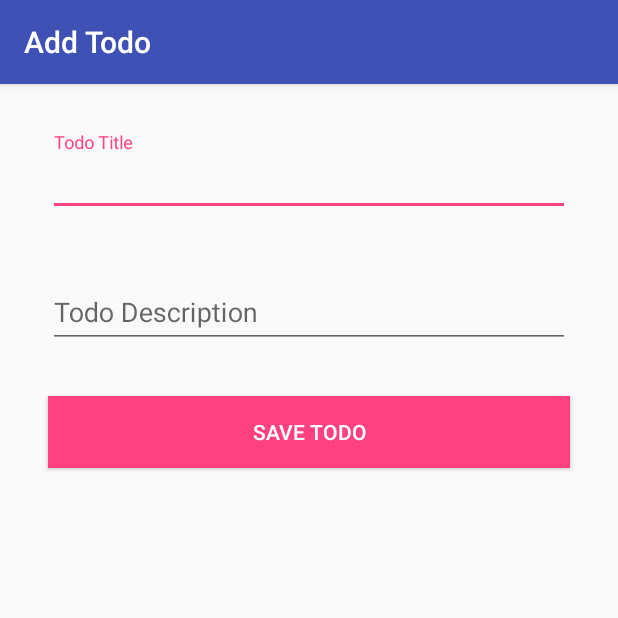
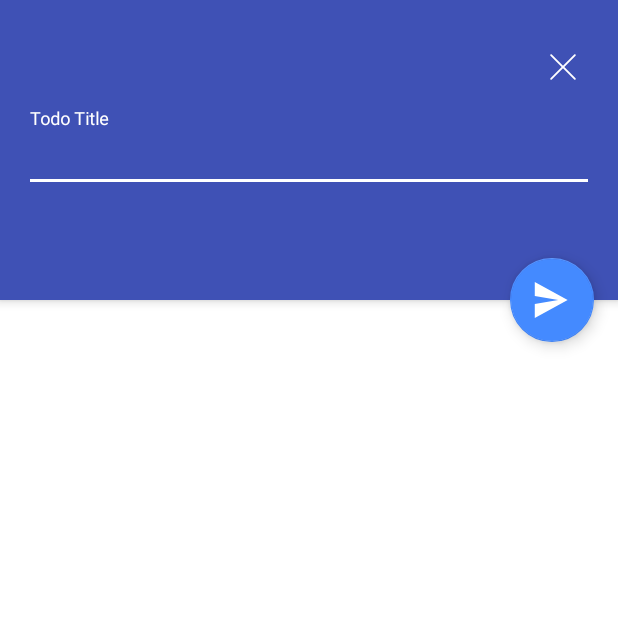
Before and after one commit to NULLPointerGuy/MVP_Dagger2_Retrofit, an Android app: the AddTodoActivity screen opened directly, with no data from a screen before it, on a phone screen of 412 x 824 dp, the top half of it. Run offline under Robolectric (Android 15) with nearby library versions, the phone set to English and light mode, and no system bars; our stand-ins replace ButterKnife, Dagger/Hilt's generated code; libraries missing offline, so code that uses them is left out: io.realm.

Commit message:
Add Todo Screen changes

```diff
--- a/app/src/main/AndroidManifest.xml
+++ b/app/src/main/AndroidManifest.xml
@@ -29,7 +29,7 @@
         </activity>
         <activity
                 android:name=".Screens.AddTodo.AddTodoActivity"
-                android:label="@string/add_todo"/>
+                android:theme="@style/AppTheme.NoActionBar"/>
     </application>
 
 </manifest>
--- a/app/src/main/java/com/karthik/todo/Screens/AddTodo/AddTodoActivity.java
+++ b/app/src/main/java/com/karthik/todo/Screens/AddTodo/AddTodoActivity.java
@@ -2,6 +2,7 @@ package com.karthik.todo.Screens.AddTodo;
 
 import android.os.Bundle;
 import android.support.annotation.Nullable;
+import android.support.design.widget.Snackbar;
 import android.support.design.widget.TextInputEditText;
 import android.support.v7.app.AppCompatActivity;
 import android.widget.Toast;
@@ -28,8 +29,7 @@ public class AddTodoActivity extends AppCompatActivity
 
     @BindView(R.id.todotitle)
     TextInputEditText todoTitle;
-    @BindView(R.id.tododescription)
-    TextInputEditText todoDescription;
+
 
     @Inject
     AddTodoPresenterContract presenter;
@@ -46,9 +46,14 @@ public class AddTodoActivity extends AppCompatActivity
         addTodoComponent.inject(this);
     }
 
-    @OnClick(R.id.save)
+    @OnClick(R.id.save_fab)
     public void saveTodo(){
         presenter.saveTodo();
+    }
+
+    @OnClick(R.id.cross_button)
+    public void crossClicked(){
+        finish();
     }
 
     @Override
@@ -59,36 +64,15 @@ public class AddTodoActivity extends AppCompatActivity
     }
 
     @Override
-    public boolean isTodoValidDetail() {
-        todoDescription.setError(null);
-        return todoDescription.getText()!=null
-                && !(todoDescription.getText().toString().trim().isEmpty());
-    }
-
-    @Override
     public void showAppropriateError() {
         if(todoTitle.getText().toString().trim().isEmpty()){
             todoTitle.setError(getString(R.string.todo_title_error));
         }
-
-        if(todoDescription.getText().toString().trim().isEmpty()){
-            todoDescription.setError(getString(R.string.todo_description_error));
-        }
-    }
-
-    @Override
-    public AddTodoComponent getAddTodoComponent() {
-        return addTodoComponent;
     }
 
     @Override
     public String getTodoTitle() {
         return todoTitle.getText().toString();
-    }
-
-    @Override
-    public String getTodoDesc() {
-        return todoDescription.getText().toString();
     }
 
     @Override
@@ -101,7 +85,6 @@ public class AddTodoActivity extends AppCompatActivity
     @Override
     protected void onDestroy() {
         super.onDestroy();
-        //clean up resources.
         presenter.closeDb();
         addTodoComponent = null;
     }
--- a/app/src/main/java/com/karthik/todo/Screens/AddTodo/MVP/AddTodoPresenter.java
+++ b/app/src/main/java/com/karthik/todo/Screens/AddTodo/MVP/AddTodoPresenter.java
@@ -21,10 +21,9 @@ public class AddTodoPresenter implements AddTodoPresenterContract {
 
     @Override
     public void saveTodo() {
-        if(view.isTodoValidTitle() && view.isTodoValidDetail()){
+        if(view.isTodoValidTitle()){
             Todo todo = new Todo();
             todo.setTodoTitle(view.getTodoTitle());
-            todo.setTodoDesc(view.getTodoDesc());
             dbhander.saveTodo(todo);
             view.showSaveSuccessMessage();
             return;
--- a/app/src/main/java/com/karthik/todo/Screens/AddTodo/MVP/AddTodoViewContract.java
+++ b/app/src/main/java/com/karthik/todo/Screens/AddTodo/MVP/AddTodoViewContract.java
@@ -8,10 +8,7 @@ import com.karthik.todo.Screens.AddTodo.DI.AddTodoComponent;
 
 public interface AddTodoViewContract {
     boolean isTodoValidTitle();
-    boolean isTodoValidDetail();
     void showAppropriateError();
-    AddTodoComponent getAddTodoComponent();
     String getTodoTitle();
-    String getTodoDesc();
     void showSaveSuccessMessage();
 }
--- /dev/null
+++ b/app/src/main/res/drawable/cross.xml
@@ -0,0 +1,14 @@
+<?xml version="1.0" encoding="utf-8"?>
+<vector xmlns:android="http://schemas.android.com/apk/res/android"
+        android:width="25dp"
+        android:height="25dp"
+        android:viewportWidth="256"
+        android:viewportHeight="256">
+
+    <path
+            android:fillColor="@android:color/white"
+            android:pathData="M137.051,128l75.475-75.475c2.5-2.5,2.5-6.551,0-9.051s-6.551-2.5-9.051,0L128,118.949L52.525,43.475
+c-2.5-2.5-6.551-2.5-9.051,0s-2.5,6.551,0,9.051L118.949,128l-75.475,75.475c-2.5,2.5-2.5,6.551,0,9.051
+c1.25,1.25,2.888,1.875,4.525,1.875s3.275-0.625,4.525-1.875L128,137.051l75.475,75.475c1.25,1.25,2.888,1.875,4.525,1.875
+s3.275-0.625,4.525-1.875c2.5-2.5,2.5-6.551,0-9.051L137.051,128z" />
+</vector>
--- /dev/null
+++ b/app/src/main/res/drawable/send.xml
@@ -0,0 +1,21 @@
+<?xml version="1.0" encoding="utf-8"?>
+<vector xmlns:android="http://schemas.android.com/apk/res/android"
+        android:width="32dp"
+        android:height="32dp"
+        android:viewportWidth="23"
+        android:viewportHeight="18">
+
+    <group
+            android:translateX="-421.000000"
+            android:translateY="-381.000000">
+        <group
+                android:translateX="421.500000"
+                android:translateY="381.000000">
+            <path
+                    android:fillColor="@android:color/white"
+                    android:fillType="evenOdd"
+                    android:strokeWidth="1"
+                    android:pathData="M0,18 L21,9 L0,0 L0,7 L15,9 L0,11 L0,18 Z" />
+        </group>
+    </group>
+</vector>
--- a/app/src/main/res/layout/activity_add_todo.xml
+++ b/app/src/main/res/layout/activity_add_todo.xml
@@ -1,43 +1,63 @@
-<?xml version="1.0" encoding="utf-8"?>
-<LinearLayout xmlns:android="http://schemas.android.com/apk/res/android"
-              android:orientation="vertical"
+<android.support.design.widget.CoordinatorLayout
+        xmlns:android="http://schemas.android.com/apk/res/android"
+        xmlns:app="http://schemas.android.com/apk/res-auto"
         android:layout_width="match_parent"
         android:layout_height="match_parent"
-              android:padding="@dimen/fab_margin">
-
+        android:orientation="vertical"
+        android:background="@android:color/white">
+    <android.support.design.widget.AppBarLayout
+            android:id="@+id/appbarLayout"
+            android:layout_height="@dimen/dash_tool_height"
+            android:layout_width="match_parent">
+        <android.support.v7.widget.Toolbar
+                android:id="@+id/toolbar"
+                android:layout_width="match_parent"
+                android:layout_height="match_parent"
+                android:background="?attr/colorPrimary"
+                app:popupTheme="@style/AppTheme.PopupOverlay"
+                app:contentInsetStart="0dp">
+            <RelativeLayout
+                    android:layout_width="match_parent"
+                    android:layout_height="match_parent"
+                    android:paddingLeft="@dimen/fab_margin"
+                    android:paddingRight="@dimen/fab_margin"
+                    android:paddingTop="@dimen/fab_margin">
+                    <ImageButton
+                            android:id="@+id/cross_button"
+                            android:layout_width="wrap_content"
+                            android:layout_height="wrap_content"
+                            android:src="@drawable/cross"
+                            android:padding="@dimen/add_todo_cross"
+                            android:layout_marginTop="@dimen/add_todo_cross"
+                            android:layout_alignParentRight="true"
+                            android:background="?attr/selectableItemBackgroundBorderless"/>
                 <android.support.design.widget.TextInputLayout
+                        android:id="@+id/todoinputlayout"
                         android:layout_width="match_parent"
                         android:layout_height="wrap_content"
-            android:layout_margin="@dimen/fab_margin">
+                        android:layout_centerVertical="true"
+                        android:theme="@style/AddTodoLabel">
                     <android.support.design.widget.TextInputEditText
                             android:id="@+id/todotitle"
                             android:layout_width="match_parent"
                             android:layout_height="wrap_content"
                             android:hint="@string/todo_title"
+                            android:textColor="@android:color/white"
                             android:inputType="text"
-                android:maxLines="1"/>
+                            android:maxLines="2"/>
                 </android.support.design.widget.TextInputLayout>
-
-    <android.support.design.widget.TextInputLayout
-            android:layout_width="match_parent"
+            </RelativeLayout>
+        </android.support.v7.widget.Toolbar>
+    </android.support.design.widget.AppBarLayout>
+    <android.support.design.widget.FloatingActionButton
+            android:id="@+id/save_fab"
+            android:layout_width="wrap_content"
             android:layout_height="wrap_content"
-            android:layout_margin="@dimen/fab_margin">
-        <android.support.design.widget.TextInputEditText
-                android:id="@+id/tododescription"
-                android:layout_width="match_parent"
-                android:layout_height="wrap_content"
-                android:hint="@string/todo_description"
-                android:inputType="text"
-                android:maxLines="5"/>
-    </android.support.design.widget.TextInputLayout>
-
-    <Button
-            android:id="@+id/save"
-            android:layout_width="match_parent"
-            android:layout_height="wrap_content"
-            android:text="@string/save"
+            app:srcCompat="@drawable/send"
+            app:fabSize="normal"
+            app:layout_anchor="@id/appbarLayout"
+            app:layout_anchorGravity="bottom|right"
             android:layout_margin="@dimen/fab_margin"
-            android:textColor="@android:color/white"
-            android:background="@color/colorAccent"/>
-
-</LinearLayout>
+            android:tint="@android:color/white"
+            />
+</android.support.design.widget.CoordinatorLayout>
--- a/app/src/main/res/layout/activity_todo.xml
+++ b/app/src/main/res/layout/activity_todo.xml
@@ -85,6 +85,7 @@
             android:layout_height="wrap_content"
             android:layout_gravity="bottom|end"
             android:layout_margin="@dimen/fab_margin"
+            app:fabSize="normal"
             app:srcCompat="@android:drawable/ic_input_add"
             android:tint="@android:color/white"
             />
--- a/app/src/main/res/values/colors.xml
+++ b/app/src/main/res/values/colors.xml
@@ -2,6 +2,11 @@
 <resources>
     <color name="colorPrimary">#3F51B5</color>
     <color name="colorPrimaryDark">#303F9F</color>
-    <color name="colorAccent">#FF4081</color>
+    <color name="primary_light">#C5CAE9</color>
+    <color name="colorAccent">#448AFF</color>
+    <color name="primary_text">#212121</color>
+    <color name="secondary_text">#757575</color>
+    <color name="icons">#FFFFFF</color>
+    <color name="divider">#BDBDBD</color>
     <color name="grey">#EEE</color>
 </resources>
--- a/app/src/main/res/values/dimens.xml
+++ b/app/src/main/res/values/dimens.xml
@@ -3,4 +3,5 @@
     <dimen name="dash_tool_height">200dp</dimen>
     <dimen name="task_row">100dp</dimen>
     <dimen name="task_detail_margin">2dp</dimen>
+    <dimen name="add_todo_cross">8dp</dimen>
 </resources>
--- a/app/src/main/res/values/styles.xml
+++ b/app/src/main/res/values/styles.xml
@@ -12,8 +12,15 @@
         <item name="android:windowBackground">@drawable/cold_start</item>
     </style>
 
+    <style name="AddTodoLabel">
+        <item name="android:textColorHint">@android:color/white</item>
+        <item name="colorAccent">@android:color/white</item>
+        <item name="colorControlNormal">@android:color/white</item>
+        <item name="colorControlActivated">@android:color/white</item>
+        <item name="android:textSize">18sp</item>
+    </style>
+
     <style name="AppTheme.AppBarOverlay" parent="ThemeOverlay.AppCompat.Dark.ActionBar"/>
-
     <style name="AppTheme.PopupOverlay" parent="ThemeOverlay.AppCompat.Light"/>
 
 </resources>
```
Also changed, not shown: app/src/main/res/mipmap-xxxhdpi/launcher.png (added), 1 other file. Lines whose indentation alone changed are shown as unchanged.
